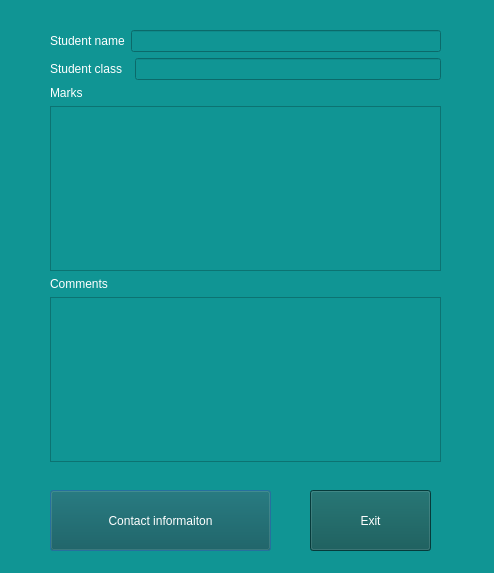
Old version of the form QTcreator/Diary/parent_window.ui in the repository albaSANDROS/DIPLOMA-PROJECT.-Multi-user-client-server-application-e-journal.
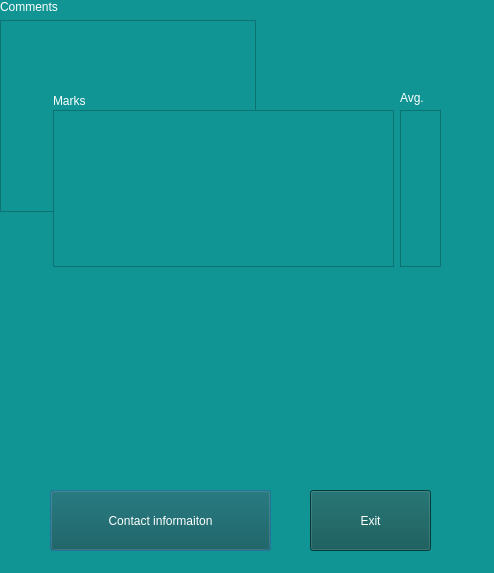
New version of the form.

Commit message: Added average marks for all windows

The edit to the form file:
```diff
--- a/QTcreator/Diary/parent_window.ui
+++ b/QTcreator/Diary/parent_window.ui
@@ -55,17 +55,39 @@
     <string>Exit</string>
    </property>
   </widget>
-  <widget class="QWidget" name="layoutWidget">
+  <widget class="QTextEdit" name="textEdit_avg_marks">
    <property name="geometry">
     <rect>
-     <x>50</x>
-     <y>30</y>
-     <width>391</width>
-     <height>432</height>
+     <x>400</x>
+     <y>110</y>
+     <width>41</width>
+     <height>157</height>
     </rect>
    </property>
-   <layout class="QVBoxLayout" name="verticalLayout_4">
-    <item>
+   <property name="styleSheet">
+    <string notr="true">color: rgb(255, 255, 255);</string>
+   </property>
+   <property name="readOnly">
+    <bool>true</bool>
+   </property>
+  </widget>
+  <widget class="QLabel" name="label_marks_2">
+   <property name="geometry">
+    <rect>
+     <x>400</x>
+     <y>90</y>
+     <width>32</width>
+     <height>16</height>
+    </rect>
+   </property>
+   <property name="styleSheet">
+    <string notr="true">color: rgb(255, 255, 255);</string>
+   </property>
+   <property name="text">
+    <string>Avg.</string>
+   </property>
+  </widget>
+  <widget class="QWidget" name="">
      <layout class="QHBoxLayout" name="horizontalLayout">
       <item>
        <widget class="QLabel" name="label_studname">
@@ -88,8 +110,8 @@
        </widget>
       </item>
      </layout>
-    </item>
-    <item>
+  </widget>
+  <widget class="QWidget" name="">
      <layout class="QHBoxLayout" name="horizontalLayout_2">
       <item>
        <widget class="QLabel" name="label_studclass">
@@ -112,34 +134,8 @@
        </widget>
       </item>
      </layout>
-    </item>
-    <item>
-     <layout class="QVBoxLayout" name="verticalLayout_3">
-      <item>
-       <layout class="QVBoxLayout" name="verticalLayout_2">
-        <item>
-         <widget class="QLabel" name="label_marks">
-          <property name="styleSheet">
-           <string notr="true">color: rgb(255, 255, 255);</string>
-          </property>
-          <property name="text">
-           <string>Marks</string>
-          </property>
-         </widget>
-        </item>
-        <item>
-         <widget class="QTextEdit" name="textEdit_marks">
-          <property name="styleSheet">
-           <string notr="true">color: rgb(255, 255, 255);</string>
-          </property>
-          <property name="readOnly">
-           <bool>true</bool>
-          </property>
-         </widget>
-        </item>
-       </layout>
-      </item>
-      <item>
+  </widget>
+  <widget class="QWidget" name="">
        <layout class="QVBoxLayout" name="verticalLayout">
         <item>
          <widget class="QLabel" name="label_comments">
@@ -162,10 +158,38 @@
          </widget>
         </item>
        </layout>
-      </item>
-     </layout>
-    </item>
-   </layout>
+  </widget>
+  <widget class="QLabel" name="label_marks">
+   <property name="geometry">
+    <rect>
+     <x>53</x>
+     <y>93</y>
+     <width>32</width>
+     <height>16</height>
+    </rect>
+   </property>
+   <property name="styleSheet">
+    <string notr="true">color: rgb(255, 255, 255);</string>
+   </property>
+   <property name="text">
+    <string>Marks</string>
+   </property>
+  </widget>
+  <widget class="QTextEdit" name="textEdit_marks">
+   <property name="geometry">
+    <rect>
+     <x>53</x>
+     <y>110</y>
+     <width>341</width>
+     <height>157</height>
+    </rect>
+   </property>
+   <property name="styleSheet">
+    <string notr="true">color: rgb(255, 255, 255);</string>
+   </property>
+   <property name="readOnly">
+    <bool>true</bool>
+   </property>
   </widget>
  </widget>
  <resources/>
```
Lines whose indentation alone changed are shown as unchanged. The commit also changes 23 other files.
